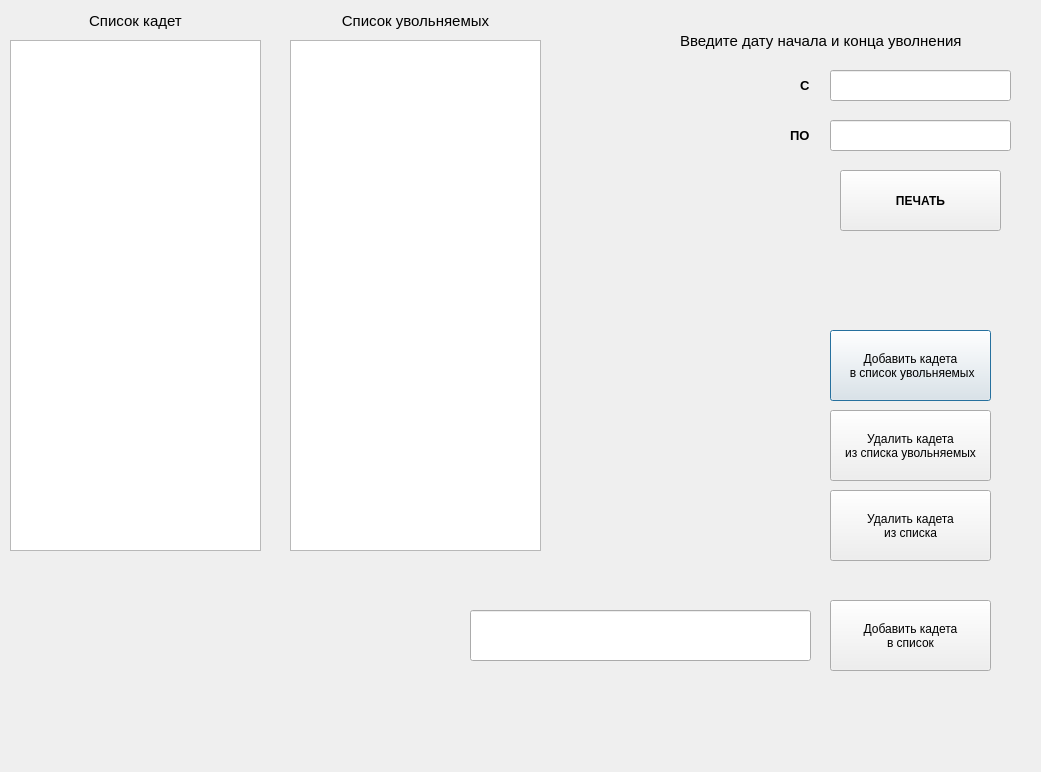
Above: dialog.ui from dhdbd3uwh/information_technology before the change. Below: the same form after it.
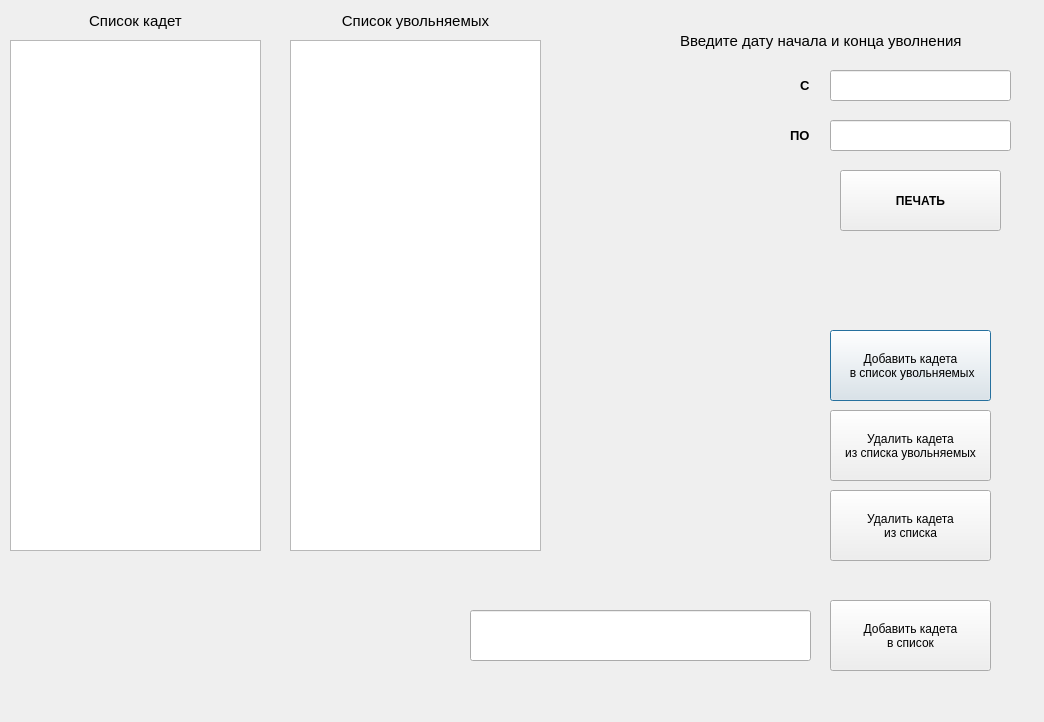
That is the form after the change.

Diff of the .ui file:
```diff
--- a/dialog.ui
+++ b/dialog.ui
@@ -6,8 +6,8 @@
    <rect>
     <x>0</x>
     <y>0</y>
-    <width>1041</width>
-    <height>772</height>
+    <width>1044</width>
+    <height>722</height>
    </rect>
   </property>
   <property name="sizePolicy">
@@ -18,14 +18,14 @@
   </property>
   <property name="minimumSize">
    <size>
-    <width>622</width>
-    <height>446</height>
+    <width>1044</width>
+    <height>722</height>
    </size>
   </property>
   <property name="maximumSize">
    <size>
-    <width>10000</width>
-    <height>10000</height>
+    <width>1044</width>
+    <height>722</height>
    </size>
   </property>
   <property name="baseSize">
```
